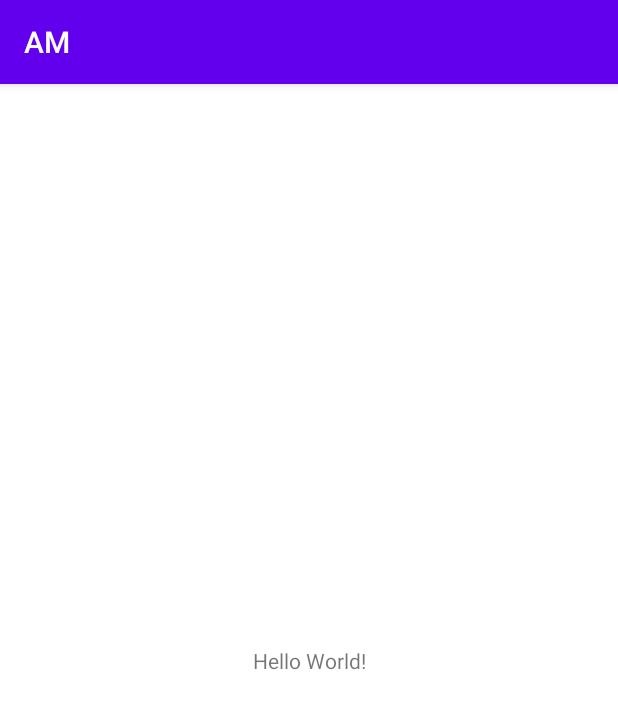
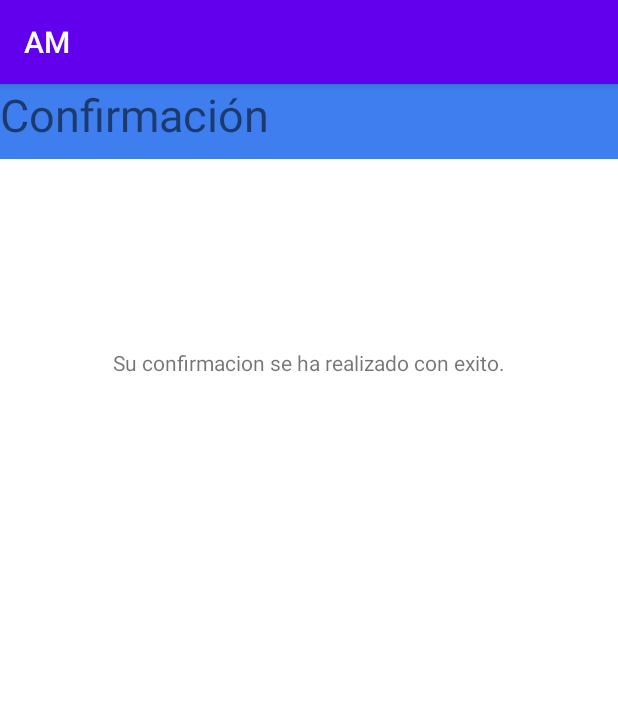
Before and after one commit to dis0400/Progra3, an Android app: the screen it shows after launch (MainActivity), on a phone screen of 412 x 824 dp. Shown: the top 709 px of the screen. Run offline under Robolectric (Android 15) with nearby library versions, the phone set to English and light mode, and no system bars.

Commit message:
confirmation commitment

```diff
--- a/app/src/main/res/layout/activity_main.xml
+++ b/app/src/main/res/layout/activity_main.xml
@@ -9,10 +9,27 @@
     <TextView
         android:layout_width="wrap_content"
         android:layout_height="wrap_content"
-        android:text="Hello World!"
+        android:text="@string/confirmacion"
         app:layout_constraintBottom_toBottomOf="parent"
         app:layout_constraintEnd_toEndOf="parent"
         app:layout_constraintStart_toStartOf="parent"
-        app:layout_constraintTop_toTopOf="parent" />
+        app:layout_constraintTop_toTopOf="parent"
+        app:layout_constraintVertical_bias="0.235" />
+
+    <View
+        android:layout_width="match_parent"
+        android:layout_height="50dp"
+        android:background="#3E7EEF"
+        tools:ignore="MissingConstraints" />
+
+    <TextView
+        android:id="@+id/text_title"
+        android:layout_width="wrap_content"
+        android:layout_height="wrap_content"
+        android:text="Confirmación"
+        android:textSize="30dp"
+        tools:ignore="MissingConstraints" />
+
+
 
 </androidx.constraintlayout.widget.ConstraintLayout>
--- a/app/src/main/res/values/strings.xml
+++ b/app/src/main/res/values/strings.xml
@@ -1,3 +1,4 @@
 <resources>
     <string name="app_name">AM</string>
+    <string name="confirmacion">Su confirmacion se ha realizado con exito.</string>
 </resources>
```
